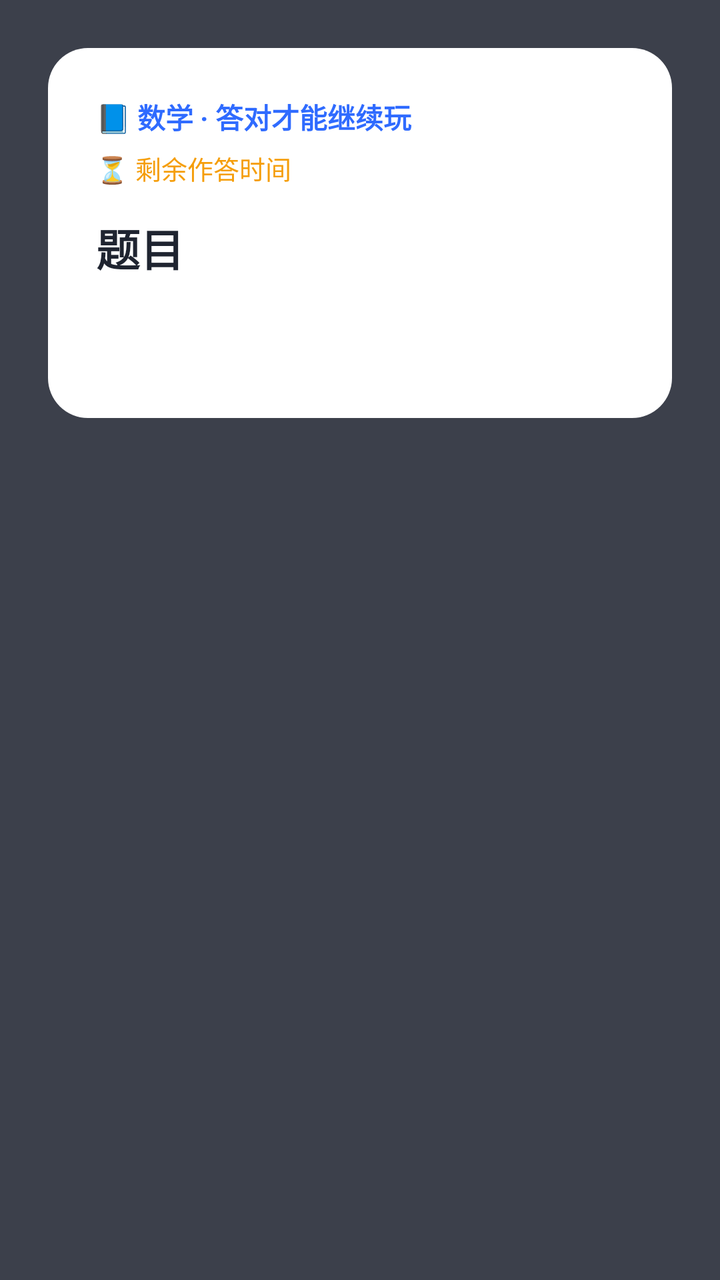
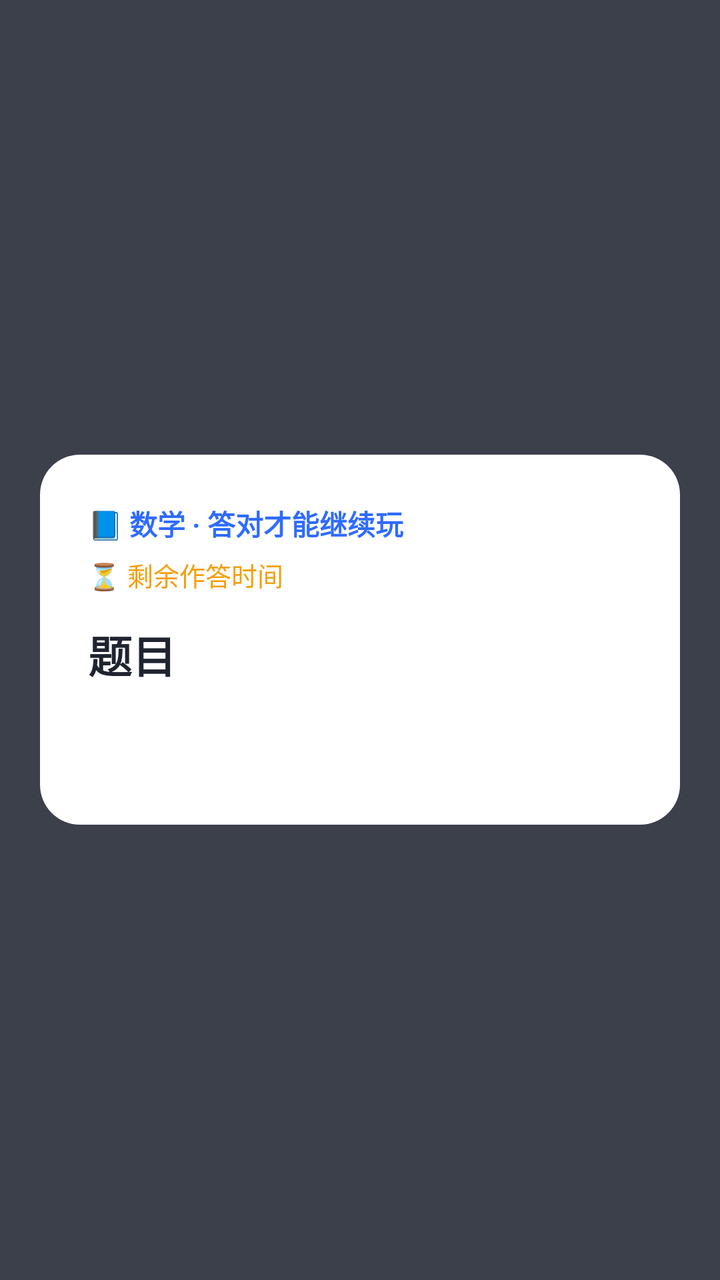

An Android layout rendered at two revisions. The XML below is the earlier revision; the diff shows what the commit changed to produce the second picture.
<!-- AndroidManifest.xml: application theme Theme.AnswerLock -->
<!-- res/layout/activity_quiz.xml -->
<?xml version="1.0" encoding="utf-8"?>
<FrameLayout xmlns:android="http://schemas.android.com/apk/res/android"
    android:layout_width="match_parent"
    android:layout_height="match_parent"
    android:background="#CC0D1220"
    android:gravity="center">

    
    <ScrollView
        android:id="@+id/quizBox"
        android:layout_width="match_parent"
        android:layout_height="wrap_content"
        android:layout_margin="24dp"
        android:background="@drawable/bg_card">

        <LinearLayout
            android:layout_width="match_parent"
            android:layout_height="wrap_content"
            android:orientation="vertical"
            android:padding="24dp">

            <TextView
                android:id="@+id/subjectTv"
                android:layout_width="wrap_content"
                android:layout_height="wrap_content"
                android:text="📘 数学 · 答对才能继续玩"
                android:textColor="#2F6BFF"
                android:textSize="14sp"
                android:textStyle="bold" />

            <TextView
                android:id="@+id/penaltyTv"
                android:layout_width="wrap_content"
                android:layout_height="wrap_content"
                android:layout_marginTop="4dp"
                android:text="⚠️ 答错加题"
                android:textColor="#E5484D"
                android:textSize="13sp"
                android:textStyle="bold"
                android:visibility="gone" />

            <TextView
                android:id="@+id/timerTv"
                android:layout_width="wrap_content"
                android:layout_height="wrap_content"
                android:layout_marginTop="6dp"
                android:text="⏳ 剩余作答时间"
                android:textColor="#F59E0B"
                android:textSize="13sp" />

            <TextView
                android:id="@+id/questionTv"
                android:layout_width="match_parent"
                android:layout_height="wrap_content"
                android:layout_marginTop="14dp"
                android:layout_marginBottom="14dp"
                android:text="题目"
                android:textColor="#1F2430"
                android:textSize="22sp"
                android:textStyle="bold" />

            <LinearLayout
                android:id="@+id/optionsBox"
                android:layout_width="match_parent"
                android:layout_height="wrap_content"
                android:orientation="vertical" />

            <TextView
                android:id="@+id/feedbackTv"
                android:layout_width="match_parent"
                android:layout_height="wrap_content"
                android:layout_marginTop="12dp"
                android:gravity="center"
                android:textColor="#1F2430"
                android:textSize="14sp" />

            <TextView
                android:id="@+id/explainTv"
                android:layout_width="match_parent"
                android:layout_height="wrap_content"
                android:layout_marginTop="10dp"
                android:background="#F2F6FF"
                android:lineSpacingExtra="4dp"
                android:padding="12dp"
                android:textColor="#1F2430"
                android:textSize="13sp"
                android:visibility="gone" />

            <Button
                android:id="@+id/replayBtn"
                android:layout_width="match_parent"
                android:layout_height="42dp"
                android:layout_marginTop="8dp"
                android:backgroundTint="#EEF2FF"
                android:text="🔊 再听一遍讲解"
                android:textColor="#2F6BFF"
                android:visibility="gone" />
        </LinearLayout>
    </ScrollView>

    
    <LinearLayout
        android:id="@+id/lockBox"
        android:layout_width="match_parent"
        android:layout_height="match_parent"
        android:background="#10162A"
        android:gravity="center"
        android:orientation="vertical"
        android:padding="32dp"
        android:visibility="gone">

        <TextView
            android:layout_width="wrap_content"
            android:layout_height="wrap_content"
            android:text="🔒"
            android:textSize="56sp" />

        <TextView
            android:layout_width="wrap_content"
            android:layout_height="wrap_content"
            android:layout_marginTop="12dp"
            android:text="今日时间已用完"
            android:textColor="#FFFFFF"
            android:textSize="24sp"
            android:textStyle="bold" />

        <TextView
            android:layout_width="wrap_content"
            android:layout_height="wrap_content"
            android:layout_marginTop="8dp"
            android:gravity="center"
            android:text="去阅读、运动或休息一下吧！\n想继续使用需要家长输入密码解锁。"
            android:textColor="#AAB3C9"
            android:textSize="14sp" />

        <EditText
            android:id="@+id/lockPwd"
            android:layout_width="220dp"
            android:layout_height="48dp"
            android:layout_marginTop="24dp"
            android:gravity="center"
            android:hint="请输入家长密码"
            android:inputType="textPassword"
            android:maxLength="8"
            android:textColor="#FFFFFF"
            android:textColorHint="#7A8194" />

        <Button
            android:id="@+id/unlockBtn"
            android:layout_width="wrap_content"
            android:layout_height="48dp"
            android:layout_marginTop="12dp"
            android:paddingStart="40dp"
            android:paddingEnd="40dp"
            android:backgroundTint="#2F6BFF"
            android:text="解锁"
            android:textColor="#FFFFFF" />
    </LinearLayout>
</FrameLayout>
<!-- resources referenced by this layout -->
<resources>
  <!-- drawable bg_card (drawable) -->
  <?xml version="1.0" encoding="utf-8"?>
  <shape xmlns:android="http://schemas.android.com/apk/res/android">
      <solid android:color="#FFFFFF" />
      <corners android:radius="20dp" />
  </shape>
  <style name="Theme.AnswerLock" parent="Theme.AppCompat.Light.NoActionBar">
          <item name="android:statusBarColor">#F5F6F8</item>
          <item name="android:windowLightStatusBar">true</item>
      </style>
</resources>

<!-- the commit's change to res/layout/activity_quiz.xml (unified diff, before → after) -->
@@ -10,7 +10,8 @@
         android:id="@+id/quizBox"
         android:layout_width="match_parent"
         android:layout_height="wrap_content"
-        android:layout_margin="24dp"
+        android:layout_gravity="center"
+        android:layout_margin="20dp"
         android:background="@drawable/bg_card">
 
         <LinearLayout
